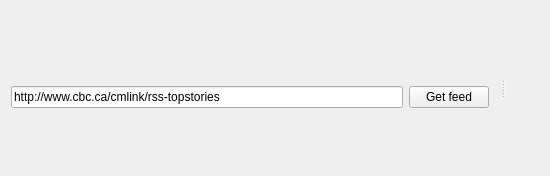
RSSFeedNotifier/RSSFeedNotifier, file mainwindow.ui: the form before one commit.
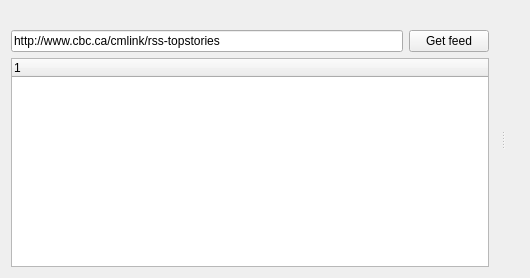
The form after the commit.

Commit message: Added parsed RSS items to the GUI

Diff of the .ui file:
```diff
--- a/mainwindow.ui
+++ b/mainwindow.ui
@@ -6,8 +6,8 @@
    <rect>
     <x>0</x>
     <y>0</y>
-    <width>550</width>
-    <height>176</height>
+    <width>530</width>
+    <height>278</height>
    </rect>
   </property>
   <property name="sizePolicy">
@@ -18,7 +18,7 @@
   </property>
   <property name="minimumSize">
    <size>
-    <width>505</width>
+    <width>530</width>
     <height>100</height>
    </size>
   </property>
@@ -29,16 +29,10 @@
    <layout class="QGridLayout" name="gridLayout_2"/>
   </widget>
   <widget class="QDockWidget" name="dockWidget_2">
-   <property name="sizePolicy">
-    <sizepolicy hsizetype="Maximum" vsizetype="Minimum">
-     <horstretch>0</horstretch>
-     <verstretch>0</verstretch>
-    </sizepolicy>
-   </property>
    <property name="minimumSize">
     <size>
      <width>500</width>
-     <height>100</height>
+     <height>167</height>
     </size>
    </property>
    <property name="features">
@@ -67,6 +61,15 @@
        </item>
       </layout>
      </item>
+     <item row="1" column="0">
+      <widget class="QTreeWidget" name="treeWidget">
+       <column>
+        <property name="text">
+         <string notr="true">1</string>
+        </property>
+       </column>
+      </widget>
+     </item>
     </layout>
    </widget>
   </widget>
```
The commit also changes 3 other files.
